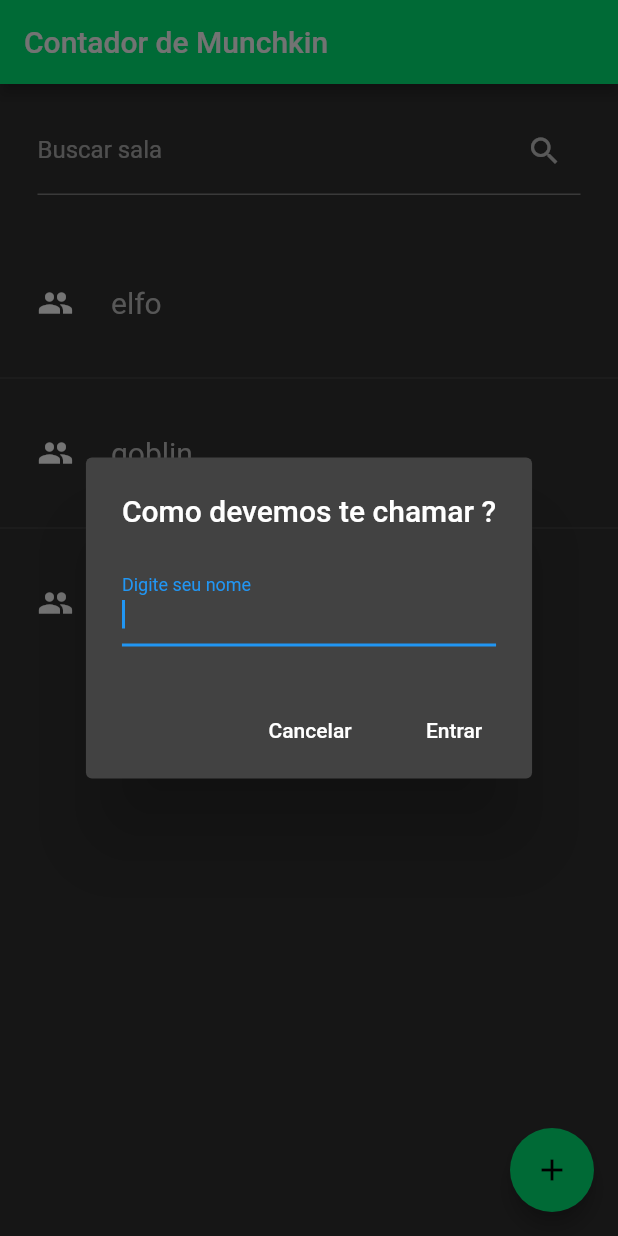
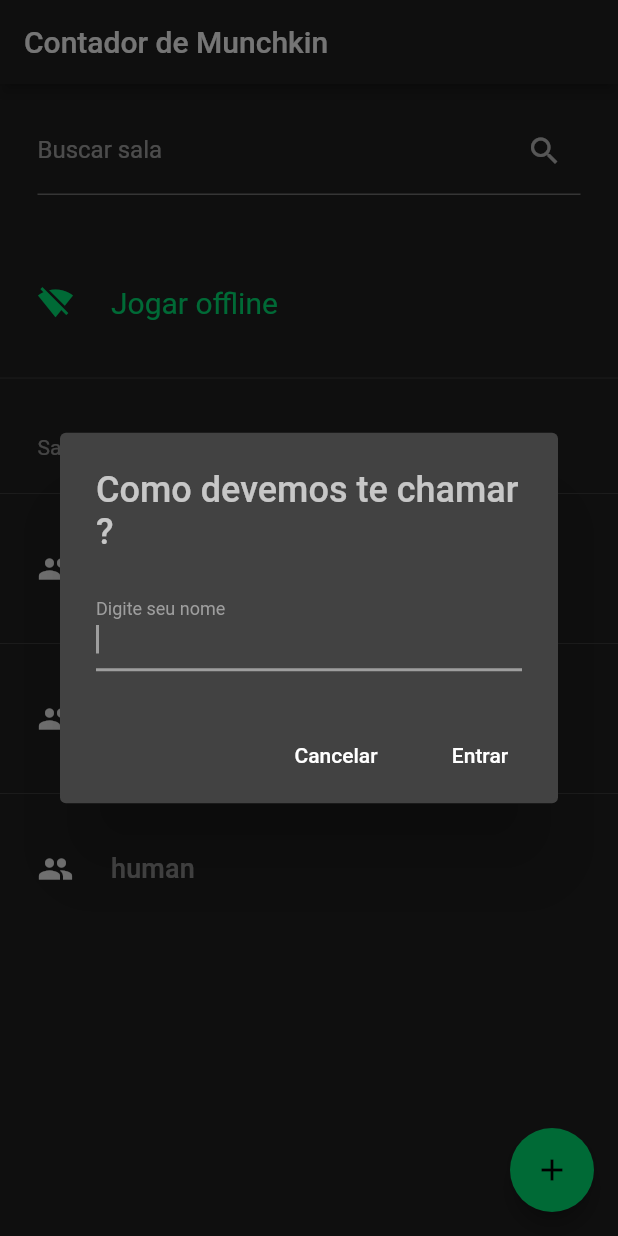
Before and after one commit to MayaraFreitas/munchkin, a Flutter app: the screen it shows after launch, after a tap on the "add" icon, on a phone screen of 412 x 824 dp. Run offline on Flutter 3.47's test engine with Material 2 defaults, Android fonts, the phone set to English and light mode, and no system bars; Roboto replaces fonts that are missing (Hind).

Commit message:
ajuste do theme no main, adição do botão para sala offline, ajuste na HomePage()

```diff
--- a/lib/main.dart
+++ b/lib/main.dart
@@ -1,24 +1,37 @@
-import 'package:flutter/material.dart';
-import 'package:flutter/services.dart';
 import 'package:munchkin/views/home_page.dart';
 import 'package:munchkin/views/score_page.dart';
+import 'package:flutter/material.dart';
 
-void main() {
+void main() => runApp(MyApp());
 
-  SystemChrome.setPreferredOrientations([DeviceOrientation.portraitUp])
-    .then((_) {
-      runApp(MaterialApp(
+class MyApp extends StatelessWidget {
+  // This widget is the root of your application.
+  @override
+  Widget build(BuildContext context) {
+    return MaterialApp(
       debugShowCheckedModeBanner: false,
-      home: HomePage(),
+      title: 'Munchkin',
       theme: ThemeData(
+        scaffoldBackgroundColor: Colors.grey[900],
         brightness: Brightness.dark,
-        primaryColor: Colors.greenAccent[400],
+        primarySwatch: Colors.grey,
+        primaryColor: Colors.grey[900],
         accentColor: Colors.greenAccent[400],
-        primaryTextTheme: TextTheme(
-          title: TextStyle(
-            color: Colors.grey[50]
-          )
-        )
-      )));
-    });
+
+
+        textTheme: TextTheme(
+          headline: TextStyle(fontSize: 36.0, fontWeight: FontWeight.bold),
+          title: TextStyle(fontSize: 24.0, fontWeight: FontWeight.w500, color: Colors.white70),
+          subtitle: TextStyle(fontSize: 18.0, fontWeight: FontWeight.w500, color: Colors.white54),
+          body1: TextStyle(fontSize: 14.0, fontFamily: 'Hind', color: Colors.white54),
+        ),
+      ),
+      initialRoute: '/',
+      routes: {
+        '/': (context) => HomePage(),
+        '/score': (context) => ScorePage()
+      },
+    );
+  }
+
 }
--- a/lib/views/home_page.dart
+++ b/lib/views/home_page.dart
@@ -74,7 +74,15 @@ class _HomePageState extends State<HomePage> {
           ),
         )
       ),
-
+      Expanded(flex: 0, child: _buildOfflineRoom(context)),
+      Divider(),
+      Row(children: <Widget>[
+        Padding(
+          padding: EdgeInsets.only(right: 25, left:25, top: 30, bottom: 15),
+          child: Text('Salas online', style: Theme.of(context).textTheme.body1),
+        )
+      ]),
+      Divider(),
       Expanded(flex: 1, child: _buildBodyRoom(),),
     ],);
   }
@@ -107,9 +115,33 @@ class _HomePageState extends State<HomePage> {
             padding: EdgeInsets.only(right: 25, left:25, top: 30, bottom: 30),
             child: Icon(Icons.group),
           ),
-          Text(roomList[index], style: TextStyle(fontSize: 20, color: Colors.grey[400])),
-          Divider(),
+          Text(roomList[index], style: Theme.of(context).textTheme.subtitle),
         ],
       ),);
   }
+
+  Widget _buildOfflineRoom(context){
+    return  InkWell(
+      onTap: (){
+        // print('||||||||||||||||||||||||||||||||||||||||||||||||||||||||| ------> Score Page');
+        // print(context);
+        return Navigator.pushNamed(context, '/score');
+      },
+      child: Container(
+        // color: Colors.teal[700],
+        child: Row(
+          children: <Widget>[
+            Padding(
+              padding: EdgeInsets.only(right: 25, left:25, top: 30, bottom: 30),
+              child: Icon(Icons.signal_wifi_off, color: Colors.greenAccent[400]),
+            ),
+            Text("Jogar offline", style: TextStyle(fontSize: 20, color: Colors.greenAccent[400])),
+            Padding(padding: EdgeInsets.only(bottom: 30),
+            child: Divider(),
+            ),
+          ],
+        )
+      ),
+    );
+  }
 }
--- a/lib/views/score_page.dart
+++ b/lib/views/score_page.dart
@@ -197,7 +197,6 @@ class _ScorePageState extends State<ScorePage> {
     return Scaffold(
       resizeToAvoidBottomPadding: false,
       appBar: AppBar(
-        backgroundColor: Colors.grey[900],
         title: Row(
           children: <Widget>[
             Text("Munchkin",style: TextStyle(color: Colors.grey[50])),
```
